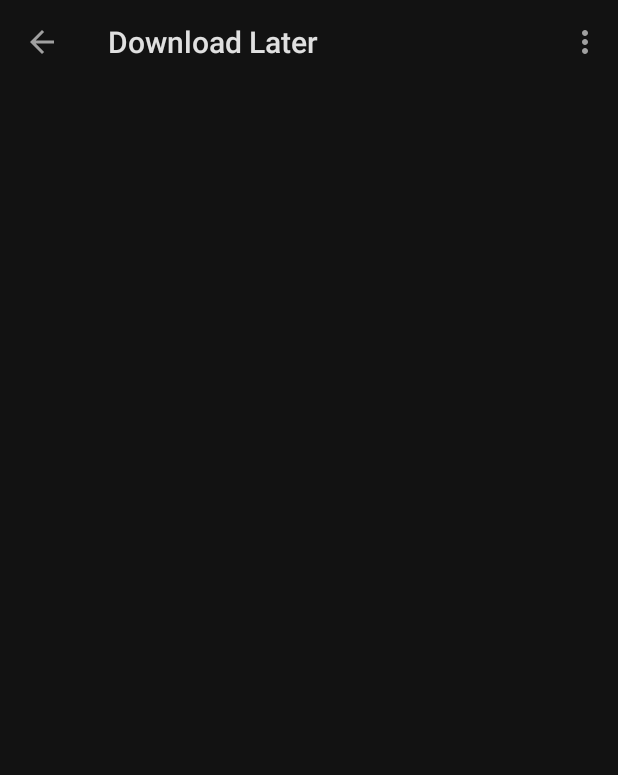
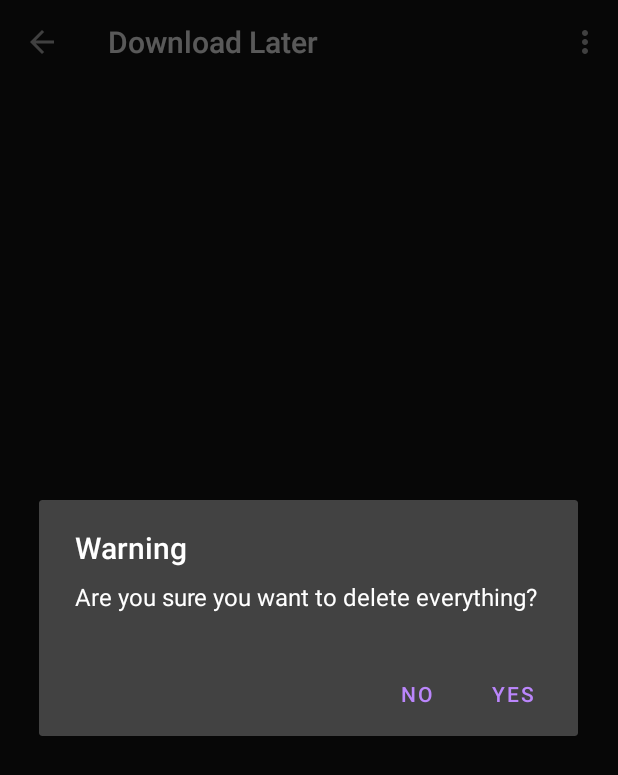
Before and after one commit to MogodanCristian/FreeDecibel, an Android app: the DownloadLaterActivity screen opened directly, with no data from a screen before it, in the options menu, after a tap on "Delete All", on a phone screen of 412 x 824 dp. Shown: the top 775 px of the screen. Run offline under Robolectric (Android 15) with nearby library versions, the phone set to English and light mode, and no system bars; our stand-ins replace Picasso; libraries missing offline, so code that uses them is left out: com.jakewharton.picasso; pictures from the network do not load.

Commit message:
Backup before things happen

```diff
--- a/app/src/main/java/com/steelparrot/freedecibel/activities/DownloadLaterActivity.java
+++ b/app/src/main/java/com/steelparrot/freedecibel/activities/DownloadLaterActivity.java
@@ -1,16 +1,19 @@
 package com.steelparrot.freedecibel.activities;
 
 import androidx.annotation.NonNull;
+import androidx.appcompat.app.AlertDialog;
 import androidx.appcompat.app.AppCompatActivity;
 import androidx.recyclerview.widget.LinearLayoutManager;
 import androidx.recyclerview.widget.RecyclerView;
 
+import android.content.DialogInterface;
 import android.content.Intent;
 import android.database.Cursor;
 import android.os.Bundle;
 import android.util.ArraySet;
 import android.view.Menu;
 import android.view.MenuItem;
+import android.widget.TextView;
 import android.widget.Toast;
 
 import com.steelparrot.freedecibel.R;
@@ -27,6 +30,9 @@ public class DownloadLaterActivity extends AppCompatActivity implements Download
     ArrayList<YTItem> mItems;
     DownloadLaterAdapter mAdapter;
     public static MenuItem deleteOne;
+    private MenuItem mItem;
+    public static boolean isOnLongClick = false;
+    public static MenuItem selectionCounter;
 
     @Override
     protected void onCreate(Bundle savedInstanceState) {
@@ -43,25 +49,43 @@ public class DownloadLaterActivity extends AppCompatActivity implements Download
         mRecyclerView.setLayoutManager(new LinearLayoutManager(getApplicationContext()));
     }
 
+
     @Override
     public boolean onCreateOptionsMenu(Menu menu) {
         getMenuInflater().inflate(R.menu.download_later_menu,menu);
         MenuItem deleteAll=menu.findItem(R.id.deleteAll);
         deleteOne=menu.findItem(R.id.deleteOne);
+        selectionCounter=menu.findItem(R.id.selectionCounter);
+
         deleteAll.setOnMenuItemClickListener(new MenuItem.OnMenuItemClickListener() {
             @Override
             public boolean onMenuItemClick(MenuItem item) {
-                mDatabaseHelper.deleteAll();
-               /* Intent intent=new Intent(getApplicationContext(), DownloadLaterActivity.class);
-                startActivity(intent);*/
-                mItems.clear();
-                mAdapter.setItemsList(mItems);
-                mAdapter.notifyDataSetChanged();
+                AlertDialog.Builder beSure=new AlertDialog.Builder(DownloadLaterActivity.this);
+                beSure.setTitle("Warning");
+                beSure.setMessage("Are you sure you want to delete everything?");
+                beSure.setPositiveButton("Yes", new DialogInterface.OnClickListener() {
+                    @Override
+                    public void onClick(DialogInterface dialog, int which) {
+                        mDatabaseHelper.deleteAll();
+                        mItems.clear();
+                        mAdapter.setItemsList(mItems);
+                        mAdapter.notifyDataSetChanged();
+                    }
+                });
+                beSure.setNegativeButton("No", new DialogInterface.OnClickListener() {
+                    @Override
+                    public void onClick(DialogInterface dialog, int which) {
+
+                    }
+                });
+                beSure.show();
                 return true;
             }
         });
         return super.onCreateOptionsMenu(menu);
     }
+
+
 
     void storeData()
     {
@@ -118,7 +142,14 @@ public class DownloadLaterActivity extends AppCompatActivity implements Download
     public boolean onOptionsItemSelected(@NonNull MenuItem item) {
         switch (item.getItemId()) {
             case android.R.id.home:
-                this.finish();
+                if(!isOnLongClick) {
+                    item.setEnabled(true);
+                    this.finish();
+                }
+                else {
+                    item.setEnabled(false);
+                    Toast.makeText(this,"Finish selecting first!",Toast.LENGTH_SHORT).show();
+                }
         }
         return true;
     }
--- a/app/src/main/res/menu/download_later_menu.xml
+++ b/app/src/main/res/menu/download_later_menu.xml
@@ -6,10 +6,17 @@
         android:id="@+id/deleteAll"
         android:title="Delete All" />
     <item
+        android:id="@+id/selectionCounter"
+        android:title="SelectionCounter"
+        app:showAsAction="always"
+        android:visible="false"
+        android:enabled="false"/>
+    <item
         android:id="@+id/deleteOne"
         android:title="DeleteOne"
         android:icon="@drawable/ic_baseline_delete_24"
         app:showAsAction="always"
         android:visible="false"
         />
+
 </menu>
```
Also changed, not shown: app/src/main/java/com/steelparrot/freedecibel/adapter/DownloadLaterAdapter.java (+22 -21 lines), app/src/main/java/com/steelparrot/freedecibel/model/YTItem.java (+10 -0 lines).
